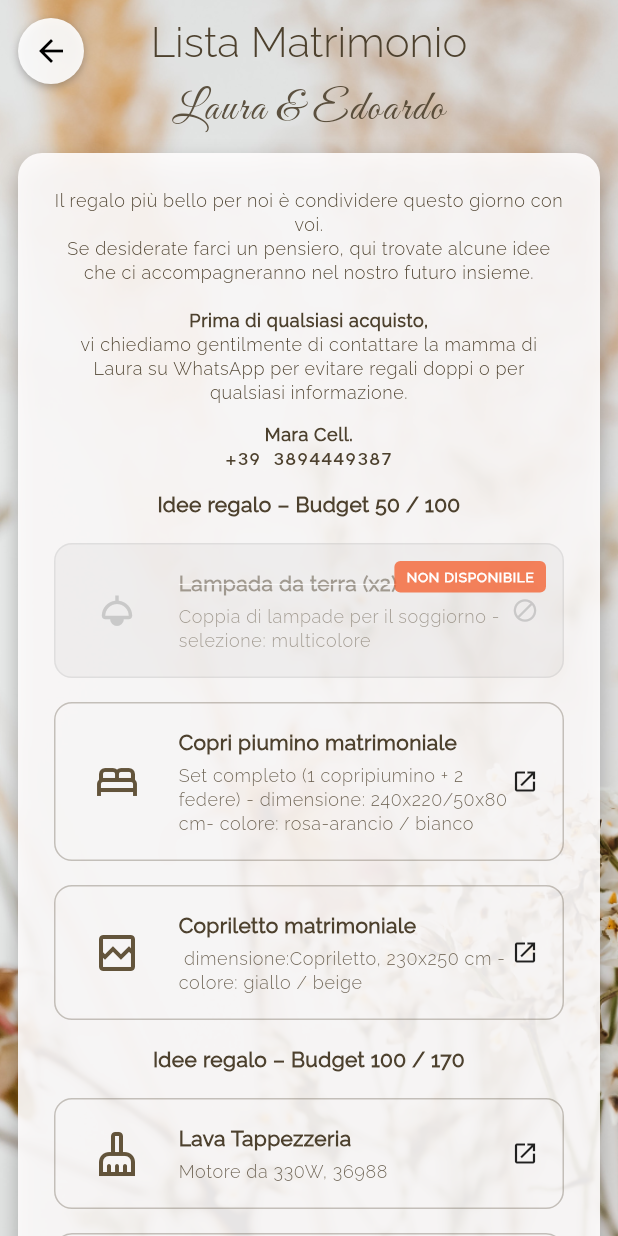
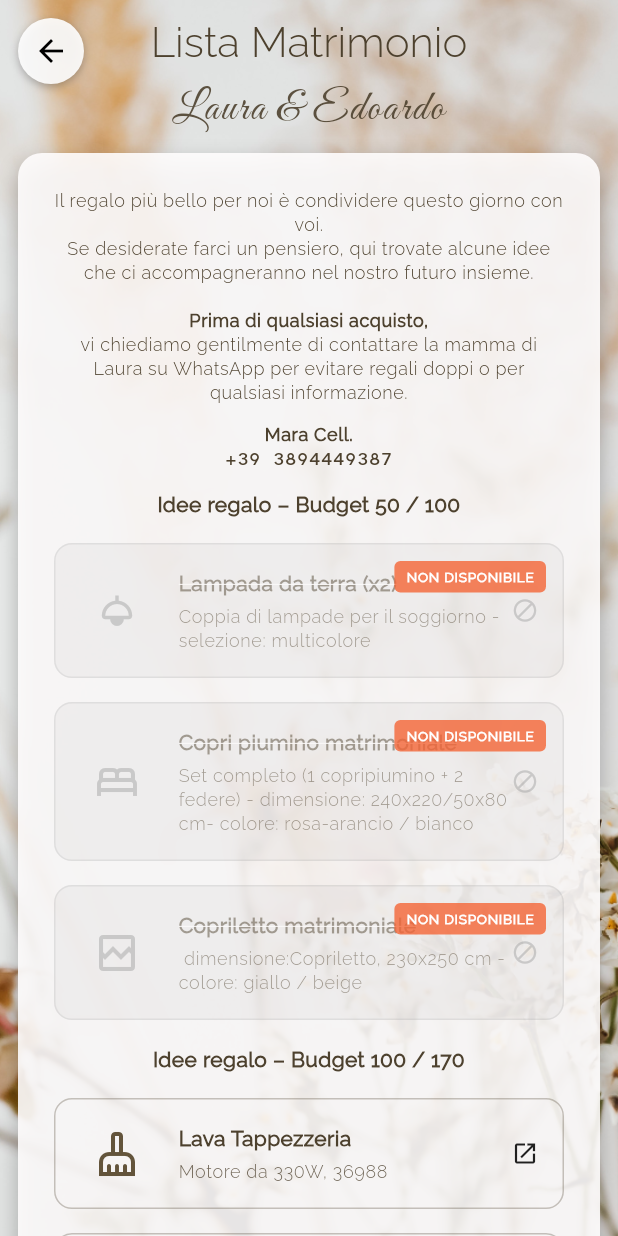
Before and after one commit to LauraG2000/Wedding, a Flutter app: the WeddingList screen opened directly, on a phone screen of 412 x 824 dp. Run offline on Flutter 3.47's test engine with Material 3 defaults, Android fonts, the phone set to English and light mode, and no system bars; our stand-ins replace chopper; generated files the repository leaves out were written again.

Commit message:
Rimossi 2 copriletti

```diff
--- a/lib/features/support/pages/wedding_list.dart
+++ b/lib/features/support/pages/wedding_list.dart
@@ -133,25 +133,42 @@ class WeddingList extends StatelessWidget {
                             // ),
                             const SizedBox(height: PaddingValues.p16),
 
-                            _item(
+                            _itemNotAvailable(
                               context,
                               icon: Icons.bed_outlined,
                               iconSize: IconSize.s32,
                               title: 'Copri piumino matrimoniale',
                               subtitle:
                                   'Set completo (1 copripiumino + 2 federe) - dimensione: 240x220/50x80 cm- colore: rosa-arancio / bianco ',
-                              link: 'https://www.ikea.com/it/it/p/rodgersia-copripiumino-e-2-federe-rosa-bianco-70579441/',
                             ),
+
+                            // _item(
+                            //   context,
+                            //   icon: Icons.bed_outlined,
+                            //   iconSize: IconSize.s32,
+                            //   title: 'Copri piumino matrimoniale',
+                            //   subtitle:
+                            //       'Set completo (1 copripiumino + 2 federe) - dimensione: 240x220/50x80 cm- colore: rosa-arancio / bianco ',
+                            //   link: 'https://www.ikea.com/it/it/p/rodgersia-copripiumino-e-2-federe-rosa-bianco-70579441/',
+                            // ),
                             const SizedBox(height: PaddingValues.p16),
 
-                            _item(
+                            _itemNotAvailable(
                               context,
                               icon: Icons.broken_image_outlined,
                               iconSize: IconSize.s32,
                               title: 'Copriletto matrimoniale',
                               subtitle: ' dimensione:Copriletto, 230x250 cm - colore: giallo / beige',
-                              link: 'https://www.ikea.com/it/it/p/indira-copriletto-giallo-beige-00582630/#content',
                             ),
+
+                            // _item(
+                            //   context,
+                            //   icon: Icons.broken_image_outlined,
+                            //   iconSize: IconSize.s32,
+                            //   title: 'Copriletto matrimoniale',
+                            //   subtitle: ' dimensione:Copriletto, 230x250 cm - colore: giallo / beige',
+                            //   link: 'https://www.ikea.com/it/it/p/indira-copriletto-giallo-beige-00582630/#content',
+                            // ),
                             const SizedBox(height: PaddingValues.p16),
 
                             Text(
--- a/pubspec.yaml
+++ b/pubspec.yaml
@@ -18,7 +18,7 @@ dependencies:
   flutter_svg: ^2.2.3
   cupertino_icons: ^1.0.8
   flutter_bloc: ^9.1.1
-  dropdown_button2: ^2.3.9
+  dropdown_button2: ^3.1.0
   chopper: ^8.5.0
   url_launcher: ^6.3.2
 
```
Also changed, not shown: pubspec.lock, 2 other files.
